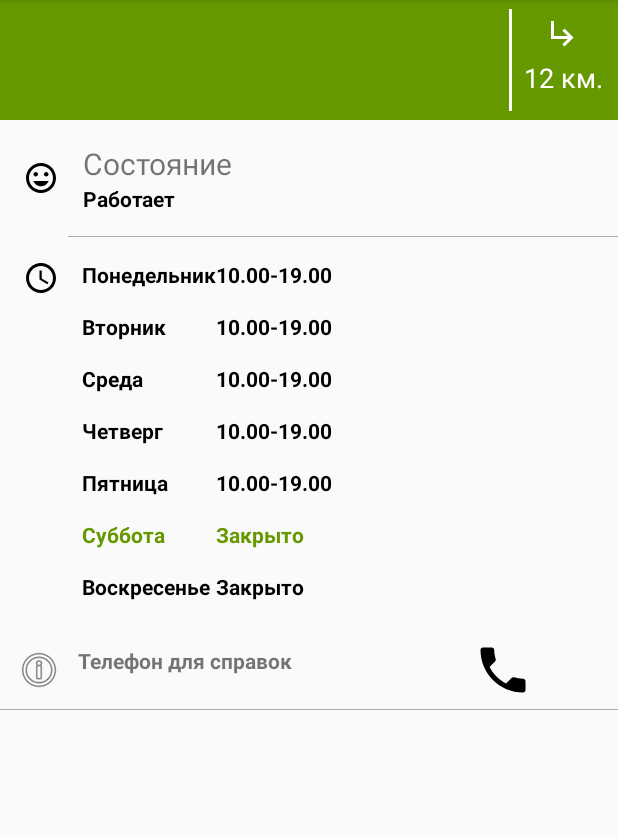
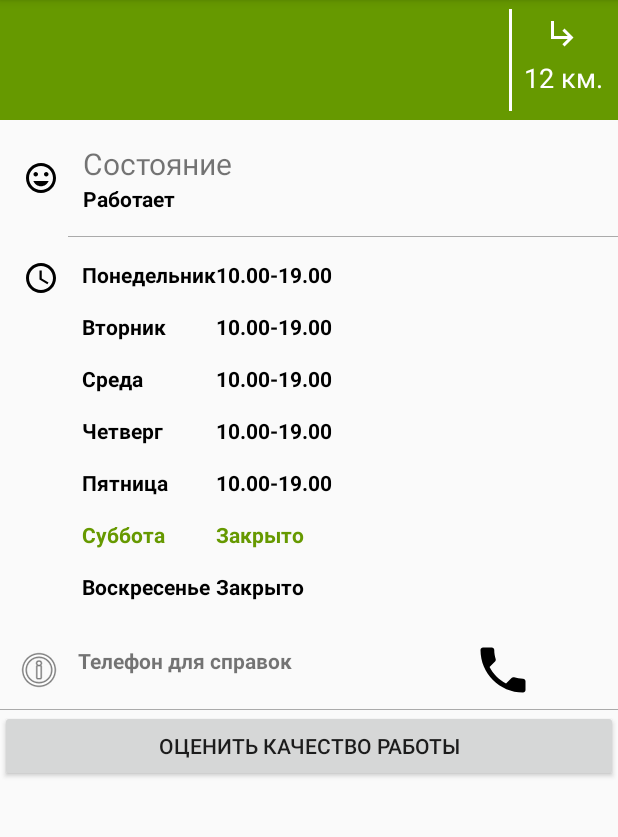
Before and after one commit to Vladchenko/AndroidProject, an Android app: the DetailedInfoActivity screen opened directly, with no data from a screen before it, on a phone screen of 412 x 824 dp, the part 84-921 px from its top. Run offline under Robolectric (Android 15) with nearby library versions, the phone set to English and light mode, and no system bars; 3 statements that could not run were skipped.

```diff
--- a/app/build.gradle
+++ b/app/build.gradle
@@ -17,6 +17,7 @@ android {
             proguardFiles getDefaultProguardFile('proguard-android.txt'), 'proguard-rules.pro'
         }
     }
+    android.defaultConfig.vectorDrawables.useSupportLibrary = true;
 }
 
 dependencies {
@@ -27,4 +28,5 @@ dependencies {
     compile 'com.android.support:appcompat-v7:25.1.1'
     testCompile 'junit:junit:4.12'
     compile 'com.android.support:recyclerview-v7:+'
+
 }
--- a/app/src/main/res/layout/activity_detailed_info.xml
+++ b/app/src/main/res/layout/activity_detailed_info.xml
@@ -42,7 +42,6 @@
                 android:textColor="@android:color/background_light" />
 
         </LinearLayout>
-
 
         <RelativeLayout
             android:id="@+id/directionDistance"
@@ -346,4 +345,10 @@
         android:layout_height="wrap_content"
         app:srcCompat="@android:color/darker_gray" />
 
+    <Button
+        android:text="@string/quality_estimation"
+        android:layout_width="match_parent"
+        android:layout_height="wrap_content"
+        android:id="@+id/qualityEstimation" />
+
 </LinearLayout>
--- a/app/src/main/res/values/strings.xml
+++ b/app/src/main/res/values/strings.xml
@@ -5,5 +5,5 @@
     <string name="distance">12 км.</string>
     <string name="phone_number">+7 (800) 555-55-00</string>
     <string name="information_text">Телефон для справок</string>
-
+    <string name="quality_estimation">Оценить качество работы</string>
 </resources>
```
